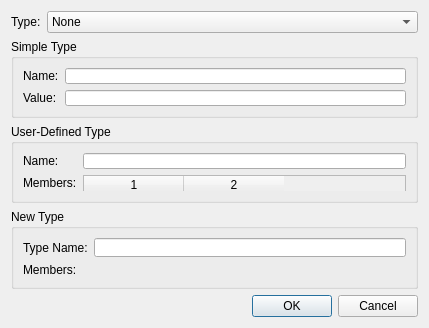
The window that additemdialog.ui (chrismanning/ddvs) describes before a commit, drawn with Qt 5.
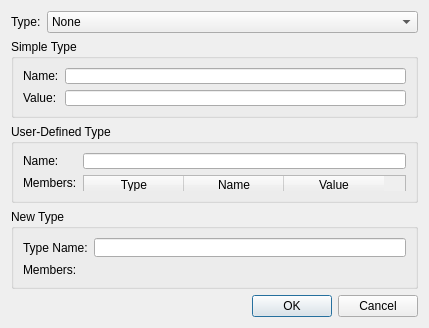
The same window after the commit. Custom widgets are drawn as their Qt base class.

Commit message: Add rudimentary zooming + columns for user defined types

Patch:
```diff
--- a/additemdialog.ui
+++ b/additemdialog.ui
@@ -114,11 +114,21 @@
       </item>
       <item row="2" column="1">
        <widget class="QTableWidget" name="userTypeMembersWidget">
-        <property name="columnCount">
-         <number>2</number>
-        </property>
-        <column/>
-        <column/>
+        <column>
+         <property name="text">
+          <string>Type</string>
+         </property>
+        </column>
+        <column>
+         <property name="text">
+          <string>Name</string>
+         </property>
+        </column>
+        <column>
+         <property name="text">
+          <string>Value</string>
+         </property>
+        </column>
        </widget>
       </item>
      </layout>
```
The commit also changes 3 other files.
